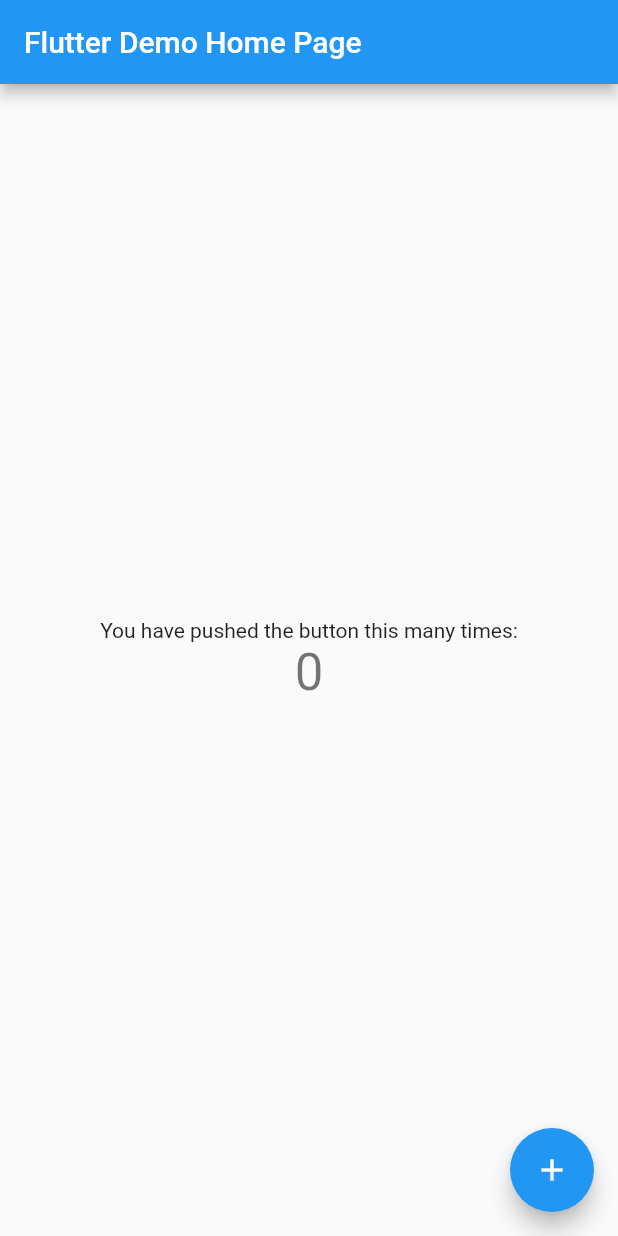
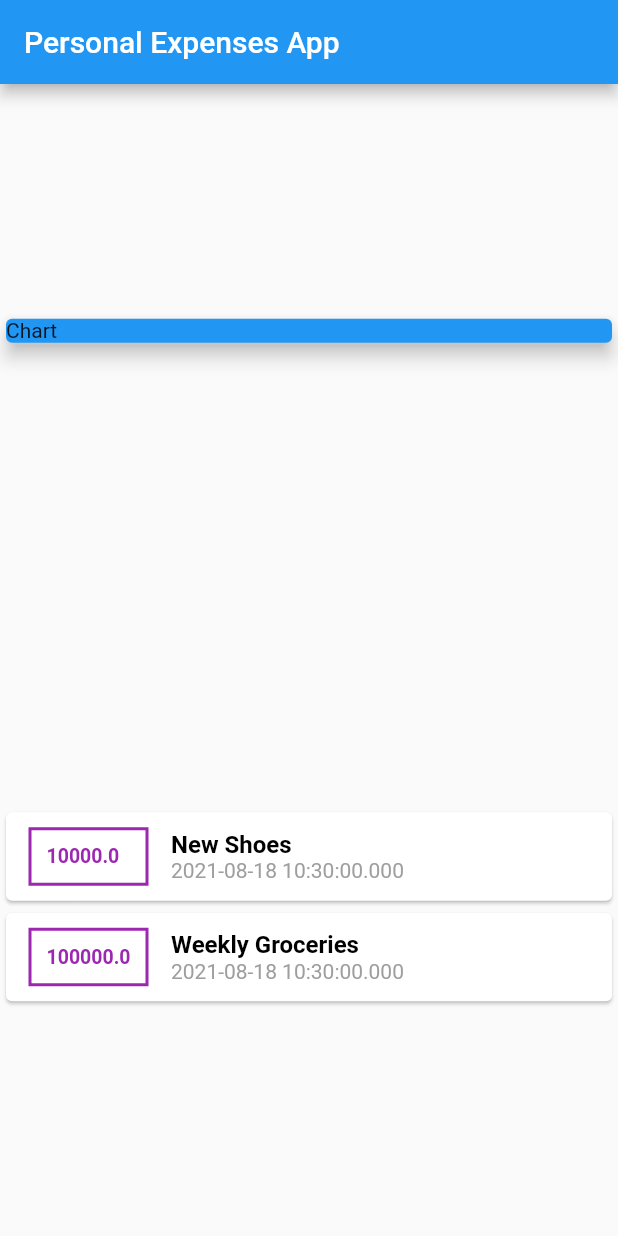
Before and after one commit to Barragan17/Flutter-Projects, a Flutter app: the screen it shows after launch, on a phone screen of 412 x 824 dp. Run offline on Flutter 3.47's test engine with Material 2 defaults, Android fonts, the phone set to English and light mode, and no system bars.

Commit message:
Initial Syling

```diff
--- a/Personal_Expenses_App/lib/main.dart
+++ b/Personal_Expenses_App/lib/main.dart
@@ -1,3 +1,4 @@
+import 'package:Personal_Expenses_App/transaction.dart';
 import 'package:flutter/material.dart';
 
 void main() {
@@ -5,113 +6,100 @@ void main() {
 }
 
 class MyApp extends StatelessWidget {
-  // This widget is the root of your application.
   @override
   Widget build(BuildContext context) {
     return MaterialApp(
-      title: 'Flutter Demo',
-      theme: ThemeData(
-        // This is the theme of your application.
-        //
-        // Try running your application with "flutter run". You'll see the
-        // application has a blue toolbar. Then, without quitting the app, try
-        // changing the primarySwatch below to Colors.green and then invoke
-        // "hot reload" (press "r" in the console where you ran "flutter run",
-        // or simply save your changes to "hot reload" in a Flutter IDE).
-        // Notice that the counter didn't reset back to zero; the application
-        // is not restarted.
-        primarySwatch: Colors.blue,
-        // This makes the visual density adapt to the platform that you run
-        // the app on. For desktop platforms, the controls will be smaller and
-        // closer together (more dense) than on mobile platforms.
-        visualDensity: VisualDensity.adaptivePlatformDensity,
-      ),
-      home: MyHomePage(title: 'Flutter Demo Home Page'),
+      title: 'Personal Expenses App',
+      home: MyHomePage(),
     );
   }
 }
 
-class MyHomePage extends StatefulWidget {
-  MyHomePage({Key key, this.title}) : super(key: key);
-
-  // This widget is the home page of your application. It is stateful, meaning
-  // that it has a State object (defined below) that contains fields that affect
-  // how it looks.
-
-  // This class is the configuration for the state. It holds the values (in this
-  // case the title) provided by the parent (in this case the App widget) and
-  // used by the build method of the State. Fields in a Widget subclass are
-  // always marked "final".
-
-  final String title;
-
-  @override
-  _MyHomePageState createState() => _MyHomePageState();
-}
-
-class _MyHomePageState extends State<MyHomePage> {
-  int _counter = 0;
-
-  void _incrementCounter() {
-    setState(() {
-      // This call to setState tells the Flutter framework that something has
-      // changed in this State, which causes it to rerun the build method below
-      // so that the display can reflect the updated values. If we changed
-      // _counter without calling setState(), then the build method would not be
-      // called again, and so nothing would appear to happen.
-      _counter++;
-    });
-  }
-
+class MyHomePage extends StatelessWidget {
+  final List<Transaction> transactions = [
+    Transaction(
+      id: 't1',
+      title: 'New Shoes',
+      amount: 10000,
+      date: DateTime.now(),
+    ),
+    Transaction(
+        id: 't2',
+        title: 'Weekly Groceries',
+        amount: 100000,
+        date: DateTime.now()),
+  ];
   @override
   Widget build(BuildContext context) {
-    // This method is rerun every time setState is called, for instance as done
-    // by the _incrementCounter method above.
-    //
-    // The Flutter framework has been optimized to make rerunning build methods
-    // fast, so that you can just rebuild anything that needs updating rather
-    // than having to individually change instances of widgets.
     return Scaffold(
       appBar: AppBar(
-        // Here we take the value from the MyHomePage object that was created by
-        // the App.build method, and use it to set our appbar title.
-        title: Text(widget.title),
+        title: Text('Personal Expenses App'),
       ),
-      body: Center(
-        // Center is a layout widget. It takes a single child and positions it
-        // in the middle of the parent.
-        child: Column(
-          // Column is also a layout widget. It takes a list of children and
-          // arranges them vertically. By default, it sizes itself to fit its
-          // children horizontally, and tries to be as tall as its parent.
-          //
-          // Invoke "debug painting" (press "p" in the console, choose the
-          // "Toggle Debug Paint" action from the Flutter Inspector in Android
-          // Studio, or the "Toggle Debug Paint" command in Visual Studio Code)
-          // to see the wireframe for each widget.
-          //
-          // Column has various properties to control how it sizes itself and
-          // how it positions its children. Here we use mainAxisAlignment to
-          // center the children vertically; the main axis here is the vertical
-          // axis because Columns are vertical (the cross axis would be
-          // horizontal).
-          mainAxisAlignment: MainAxisAlignment.center,
-          children: <Widget>[
-            Text(
-              'You have pushed the button this many times:',
+      body: Column(
+        crossAxisAlignment: CrossAxisAlignment.stretch,
+        mainAxisAlignment: MainAxisAlignment.spaceAround,
+        children: [
+          Container(
+            width: double.infinity,
+            child: Card(
+              color: Colors.blue,
+              elevation: 5,
+              child: Text('Chart'),
             ),
-            Text(
-              '$_counter',
-              style: Theme.of(context).textTheme.headline4,
-            ),
-          ],
-        ),
+          ),
+          Column(
+            children: transactions.map((tx) {
+              return Card(
+                child: Row(
+                  children: [
+                    Container(
+                      margin: EdgeInsets.symmetric(
+                        vertical: 10,
+                        horizontal: 15,
+                      ),
+                      width: 80,
+                      decoration: BoxDecoration(
+                        border: Border.all(
+                          color: Colors.purple,
+                          width: 2,
+                        ),
+                      ),
+                      padding: EdgeInsets.all(10),
+                      child: Text(
+                        tx.amount.toString(),
+                        style: TextStyle(
+                          fontWeight: FontWeight.bold,
+                          fontSize: 13,
+                          color: Colors.purple,
+                        ),
+                      ),
+                    ),
+                    Column(
+                      crossAxisAlignment: CrossAxisAlignment.start,
+                      children: [
+                        Text(
+                          tx.title,
+                          style: TextStyle(
+                            fontSize: 16,
+                            fontWeight: FontWeight.bold,
+                            color: Colors.black,
+                          ),
+                        ),
+                        Text(
+                          tx.date.toString(),
+                          style: TextStyle(
+                            color: Colors.grey,
+                          ),
+                        ),
+                      ],
+                    )
+                  ],
+                ),
+              );
+            }).toList(),
+          ),
+        ],
       ),
-      floatingActionButton: FloatingActionButton(
-        onPressed: _incrementCounter,
-        tooltip: 'Increment',
-        child: Icon(Icons.add),
-      ), // This trailing comma makes auto-formatting nicer for build methods.
     );
   }
 }
--- /dev/null
+++ b/Personal_Expenses_App/lib/transaction.dart
@@ -0,0 +1,14 @@
+import 'package:flutter/foundation.dart';
+
+class Transaction {
+  String id;
+  String title;
+  double amount;
+  DateTime date;
+
+  Transaction(
+      {@required this.id,
+      @required this.title,
+      @required this.amount,
+      @required this.date});
+}
```
Also changed, not shown: 1 other file.
